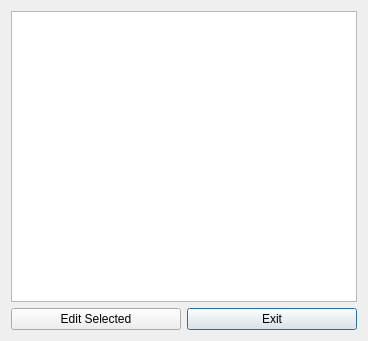
Above: ui/cert-list.ui from berndhs/egalite before the change. Below: the same form after it.
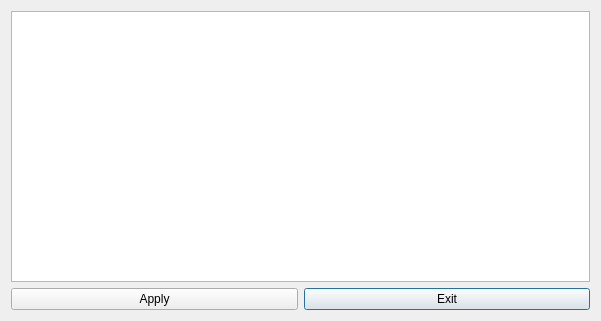
That is the form after the change.

Patch:
```diff
--- a/ui/cert-list.ui
+++ b/ui/cert-list.ui
@@ -6,8 +6,8 @@
    <rect>
     <x>0</x>
     <y>0</y>
-    <width>368</width>
-    <height>341</height>
+    <width>601</width>
+    <height>321</height>
    </rect>
   </property>
   <property name="windowTitle">
@@ -16,6 +16,15 @@
   <layout class="QGridLayout" name="gridLayout">
    <item row="0" column="0" colspan="2">
     <widget class="QTableView" name="certListView">
+     <property name="editTriggers">
+      <set>QAbstractItemView::NoEditTriggers</set>
+     </property>
+     <attribute name="horizontalHeaderShowSortIndicator" stdset="0">
+      <bool>true</bool>
+     </attribute>
+     <attribute name="horizontalHeaderStretchLastSection">
+      <bool>true</bool>
+     </attribute>
      <attribute name="verticalHeaderVisible">
       <bool>false</bool>
      </attribute>
@@ -31,7 +40,7 @@
    <item row="1" column="0">
     <widget class="QPushButton" name="editButton">
      <property name="text">
-      <string>Edit Selected</string>
+      <string>Apply</string>
      </property>
     </widget>
    </item>
```
Left out of the diff: 2 changed lines with no effect on the pictures.
